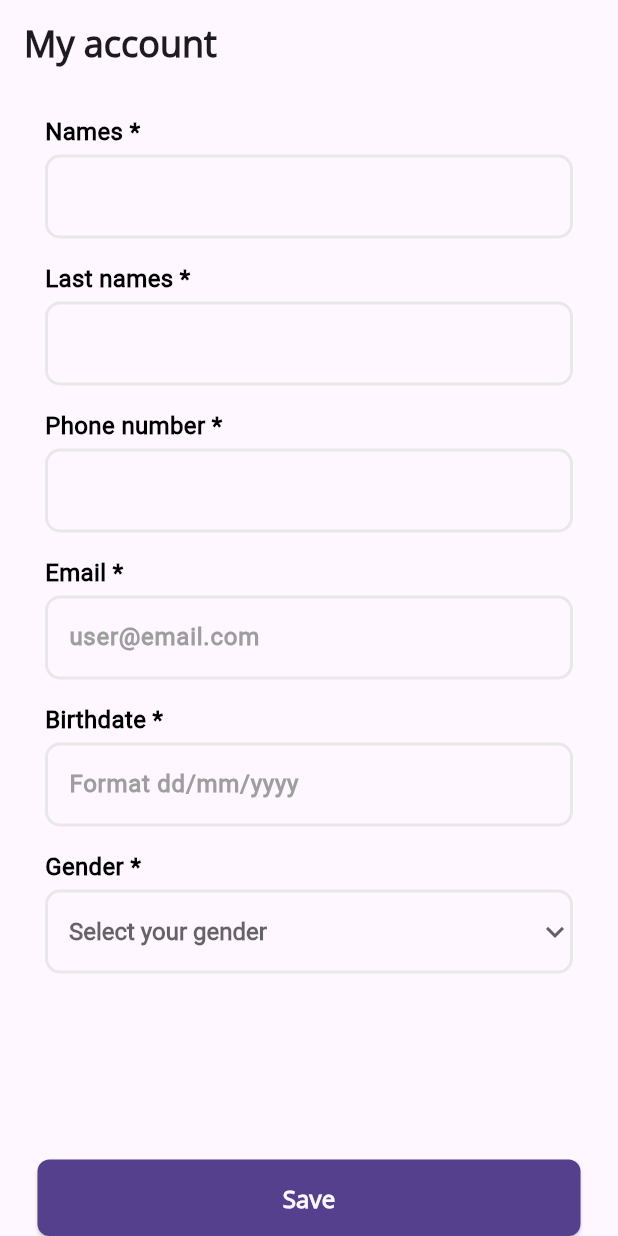
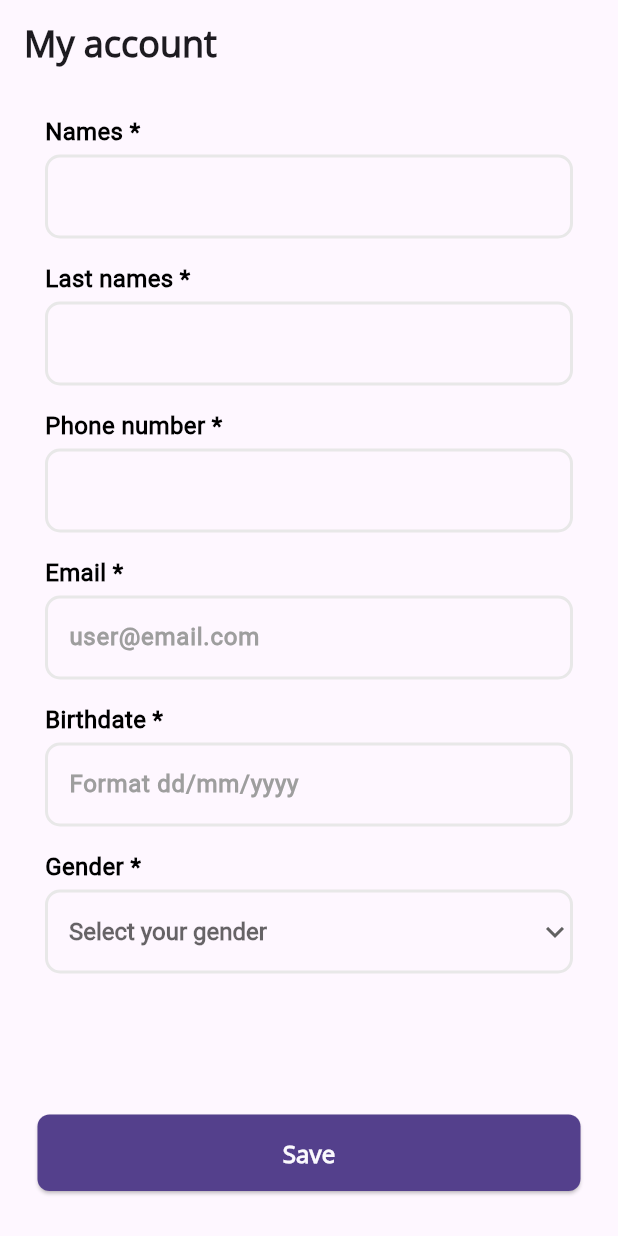
Before and after one commit to alex-gar-dev/book_finder_flutter_demo, a Flutter app: the MyAccountScreen screen opened by its route, on a phone screen of 412 x 824 dp. Run offline on Flutter 3.47's test engine with Material 3 defaults, Android fonts, the phone set to English and light mode, and no system bars; our stand-ins replace dio, flutter_native_splash, get_it, go_router, infinite_scroll_pagination, shared_preferences; accounts and stored records are empty; network calls fail; statements that could not run were skipped.

```diff
--- a/lib/main.dart
+++ b/lib/main.dart
@@ -10,6 +10,7 @@ void main() async {
   FlutterNativeSplash.preserve(widgetsBinding: widgetsBinding);
   final userInfo = await LocalStorageHandler.getUserInfoLocalStorage();
   ServiceLocator.setupLocator();
+  await Future.delayed(const Duration(seconds: 3));
   FlutterNativeSplash.remove();
   runApp(MainApp(
     userInfo: userInfo,
--- a/lib/src/auth/presentation/screens/my_account_screen.dart
+++ b/lib/src/auth/presentation/screens/my_account_screen.dart
@@ -146,7 +146,8 @@ class _MyAccountScreenState extends State<MyAccountScreen> {
       bottomNavigationBar: SafeArea(
         child: Padding(
           padding: const EdgeInsets.symmetric(
-            horizontal: 25
+            horizontal: 25,
+            vertical: 30
           ),
           child: UxBfButton(
             label: 'Save',
--- a/lib/src/books_browser/presentation/home_screen.dart
+++ b/lib/src/books_browser/presentation/home_screen.dart
@@ -41,7 +41,7 @@ class HomeScreen extends StatelessWidget {
             ),
             const SizedBox(height: 10),
             SizedBox(
-              height: 250,
+              height: 265,
               child: UxBfCarrouselTow(
                 items: HomeController.tow,
                 onPressed: (title, image) {
--- a/pubspec.yaml
+++ b/pubspec.yaml
@@ -30,7 +30,6 @@ flutter_native_splash:
 
   android_12:
     image: assets/images/book_finder_logo.png
-    icon_background_color: "#ffffff"
     image_dark: assets/images/book_finder_logo.png
 
 flutter_launcher_icons:
```
Also changed, not shown: assets/images/book_finder_logo.png, 31 other files.
